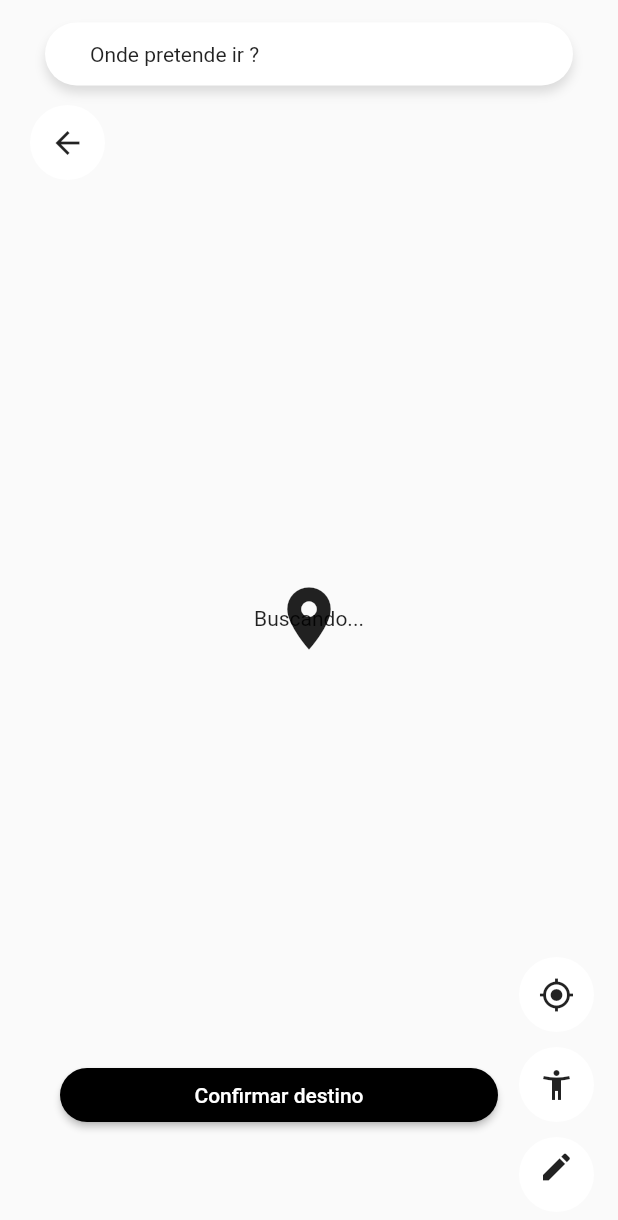
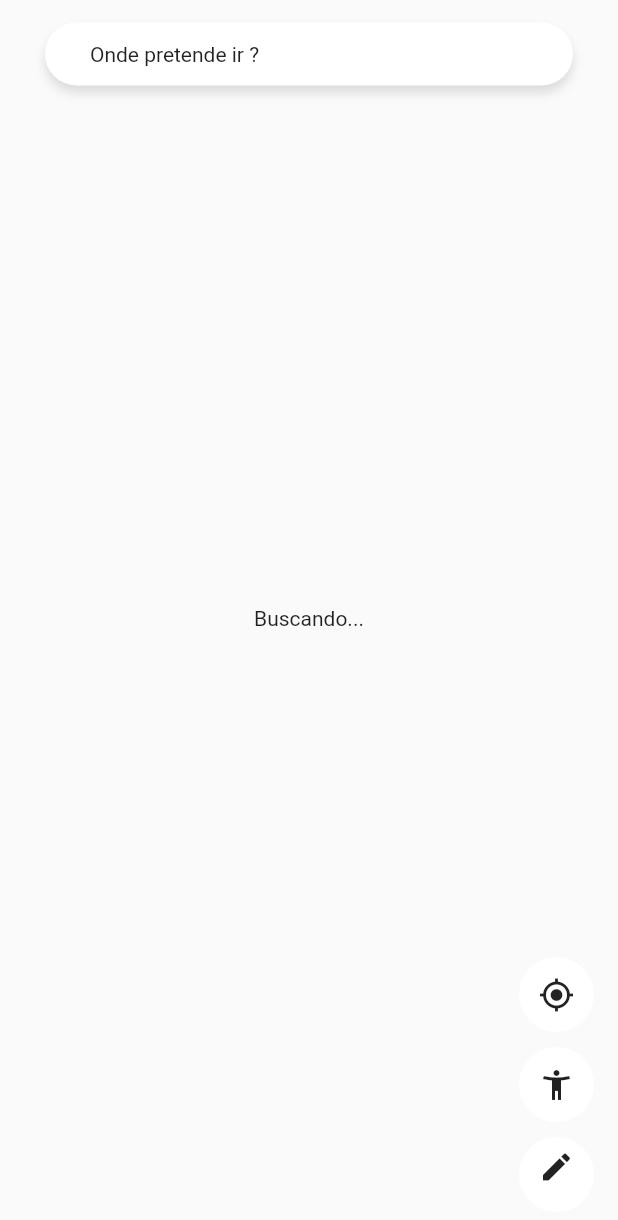
Before and after one commit to eliezerantonio/flutter-avancado, a Flutter app: the MapPage screen opened by its route, on a phone screen of 412 x 824 dp. Shown: the top 1220 px of the screen. Run offline on Flutter 3.47's test engine with Material 2 defaults, Android fonts, the phone set to English and light mode, and no system bars; our stand-ins replace bloc, cloud_firestore, firebase_auth, flutter_bloc, flutter_secure_storage, geolocator and 5 more; accounts and stored records are empty; statements that could not run were skipped.

Commit message:
ocultando e mostrar botoao para selecionar locais

```diff
--- a/maps_apps/lib/widgets/manual_marker.dart
+++ b/maps_apps/lib/widgets/manual_marker.dart
@@ -1,8 +1,19 @@
 part of 'widgets.dart';
 
 class ManualMarker extends StatelessWidget {
-  const ManualMarker({Key key}) : super(key: key);
+  @override
+  Widget build(BuildContext context) {
+    return BlocBuilder<SearchBloc, SearchState>(builder: (context, state) {
+      if (state.manualSelected) {
+        return _BuildManualMarker();
+      } else {
+        return Container();
+      }
+    });
+  }
+}
 
+class _BuildManualMarker extends StatelessWidget {
   @override
   Widget build(BuildContext context) {
     final width = MediaQuery.of(context).size.width;
--- a/maps_apps/lib/widgets/widgets.dart
+++ b/maps_apps/lib/widgets/widgets.dart
@@ -2,6 +2,7 @@ import 'package:flutter/material.dart';
 import 'package:flutter_bloc/flutter_bloc.dart';
 import 'package:maps_apps/bloc/location/my_location_dart_bloc.dart';
 import 'package:maps_apps/bloc/map/map_bloc.dart';
+import 'package:maps_apps/bloc/search/search_bloc.dart';
 import 'package:maps_apps/models/search_result.dart';
 import 'package:maps_apps/search/search_destination.dart';
 
```
